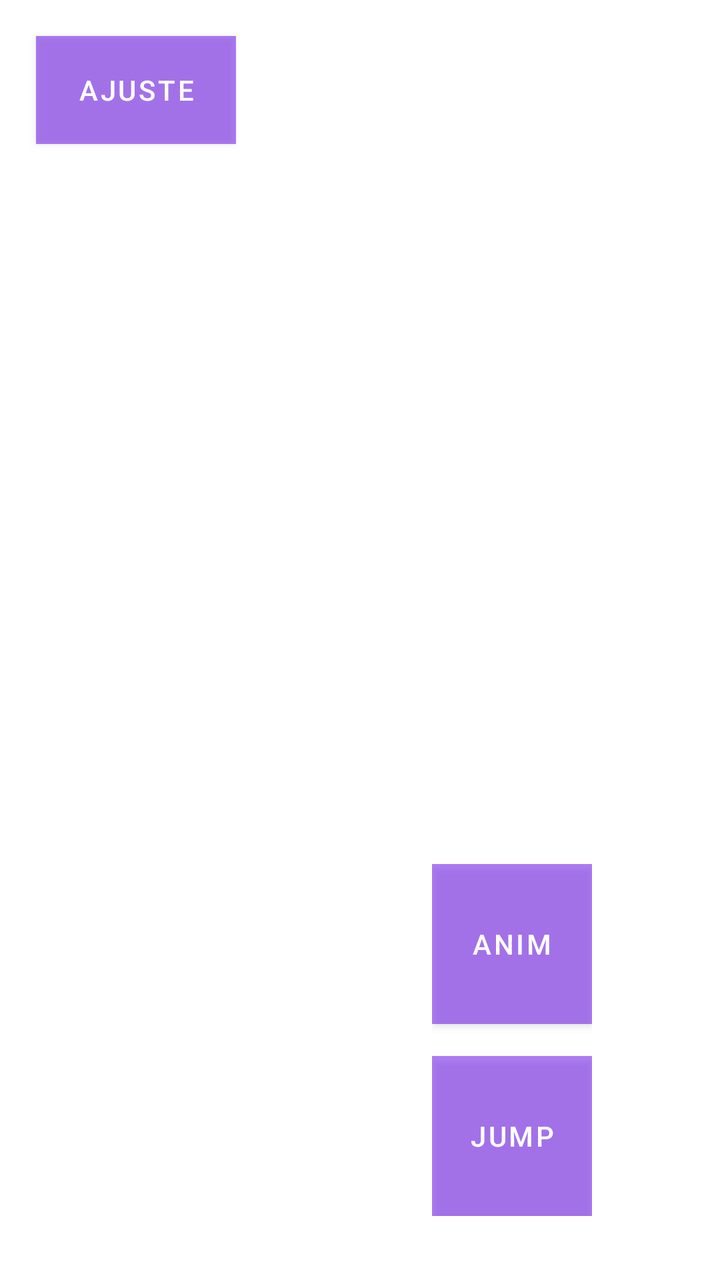
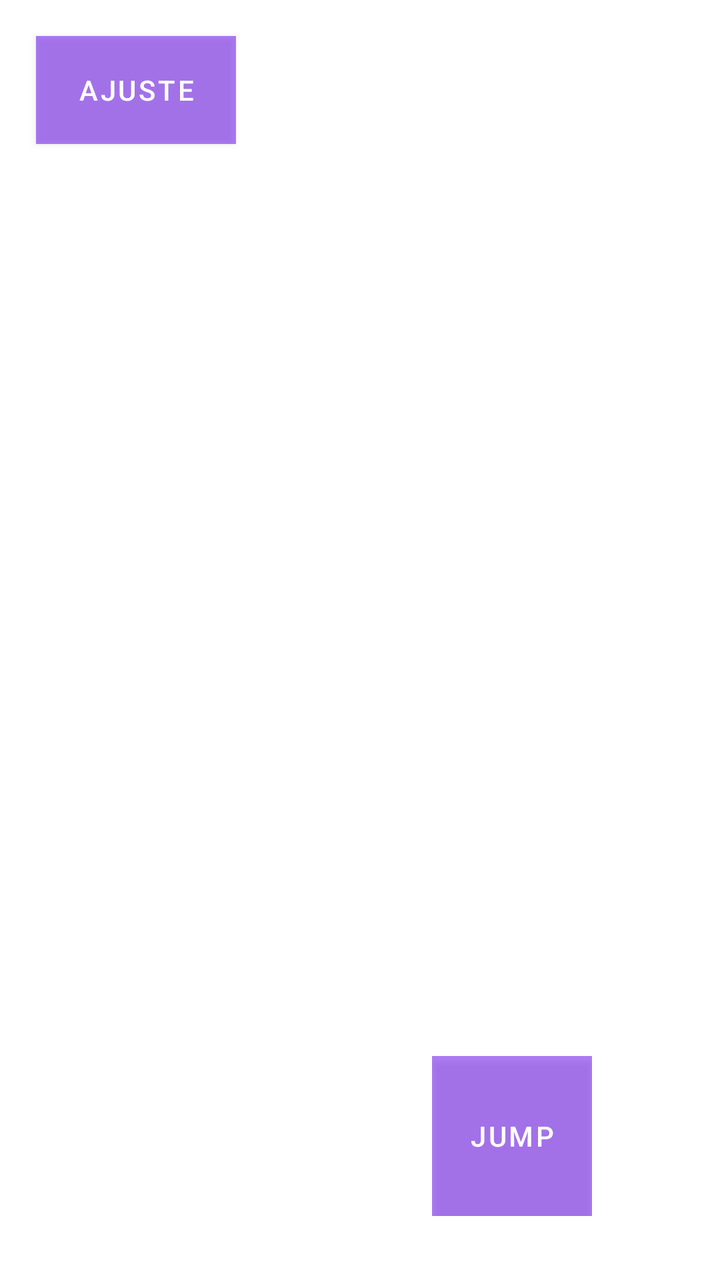

The first picture is an Android layout as it rendered before a commit; the second is the same layout after the commit. The layout source and the unified diff follow.
<!-- AndroidManifest.xml: application theme Theme.Manhunt -->
<!-- res/layout/activity_main.xml -->
<?xml version="1.0" encoding="utf-8"?>
<FrameLayout xmlns:android="http://schemas.android.com/apk/res/android"
    android:id="@+id/main_container"
    android:layout_width="match_parent"
    android:layout_height="match_parent">

    <Button
        android:id="@+id/btn_adjust"
        android:layout_width="100dp"
        android:layout_height="54dp"
        android:layout_gravity="top|start"
        android:layout_marginTop="18dp"
        android:layout_marginStart="18dp"
        android:text="Ajuste"
        android:background="#80000000"
        android:textColor="#FFFFFF" />

    
    <LinearLayout
        android:layout_width="wrap_content"
        android:layout_height="wrap_content"
        android:orientation="vertical"
        android:layout_gravity="bottom|end"
        android:layout_marginBottom="32dp"
        android:layout_marginEnd="64dp">

        <Button
            android:id="@+id/btn_action"
            android:layout_width="80dp"
            android:layout_height="80dp"
            android:text="Anim"
            android:background="#80000000"
            android:textColor="#FFFFFF" />

        <Space android:layout_width="1dp" android:layout_height="16dp" />

        <Button
            android:id="@+id/btn_jump"
            android:layout_width="80dp"
            android:layout_height="80dp"
            android:text="Jump"
            android:background="#80000000"
            android:textColor="#FFFFFF" />
            
    </LinearLayout>

    <LinearLayout
        android:id="@+id/cash_calibration_panel"
        android:layout_width="340dp"
        android:layout_height="wrap_content"
        android:layout_gravity="top|start"
        android:layout_marginTop="78dp"
        android:layout_marginStart="18dp"
        android:orientation="vertical"
        android:padding="12dp"
        android:background="#E6000000"
        android:visibility="gone">

        <TextView
            android:layout_width="wrap_content"
            android:layout_height="wrap_content"
            android:text="AJUSTE CASH"
            android:textColor="#FFFFFF"
            android:textStyle="bold"
            android:textSize="18sp"
            android:paddingBottom="6dp" />

        <TextView android:id="@+id/lbl_pos_x" android:layout_width="wrap_content" android:layout_height="wrap_content" android:textColor="#FFFFFF" android:text="Pos X: +0.00 m" />
        <SeekBar android:id="@+id/seek_pos_x" android:layout_width="match_parent" android:layout_height="wrap_content" android:max="600" android:progress="300" />

        <TextView android:id="@+id/lbl_pos_y" android:layout_width="wrap_content" android:layout_height="wrap_content" android:textColor="#FFFFFF" android:text="Pos Y: +0.00 m" />
        <SeekBar android:id="@+id/seek_pos_y" android:layout_width="match_parent" android:layout_height="wrap_content" android:max="600" android:progress="300" />

        <TextView android:id="@+id/lbl_pos_z" android:layout_width="wrap_content" android:layout_height="wrap_content" android:textColor="#FFFFFF" android:text="Pos Z: +0.00 m" />
        <SeekBar android:id="@+id/seek_pos_z" android:layout_width="match_parent" android:layout_height="wrap_content" android:max="600" android:progress="300" />

        <TextView android:id="@+id/lbl_rot_x" android:layout_width="wrap_content" android:layout_height="wrap_content" android:textColor="#FFFFFF" android:text="Rot X: +0°" />
        <SeekBar android:id="@+id/seek_rot_x" android:layout_width="match_parent" android:layout_height="wrap_content" android:max="360" android:progress="180" />

        <TextView android:id="@+id/lbl_rot_y" android:layout_width="wrap_content" android:layout_height="wrap_content" android:textColor="#FFFFFF" android:text="Rot Y: +0°" />
        <SeekBar android:id="@+id/seek_rot_y" android:layout_width="match_parent" android:layout_height="wrap_content" android:max="360" android:progress="180" />

        <TextView android:id="@+id/lbl_rot_z" android:layout_width="wrap_content" android:layout_height="wrap_content" android:textColor="#FFFFFF" android:text="Rot Z: +0°" />
        <SeekBar android:id="@+id/seek_rot_z" android:layout_width="match_parent" android:layout_height="wrap_content" android:max="360" android:progress="180" />

        <LinearLayout
            android:layout_width="match_parent"
            android:layout_height="wrap_content"
            android:orientation="horizontal">

            <Button
                android:id="@+id/btn_reset_adjust"
                android:layout_width="0dp"
                android:layout_height="48dp"
                android:layout_weight="1"
                android:text="Reset" />

            <Button
                android:id="@+id/btn_copy_adjust"
                android:layout_width="0dp"
                android:layout_height="48dp"
                android:layout_weight="1"
                android:text="Copiar" />
        </LinearLayout>
    </LinearLayout>
</FrameLayout>
<!-- resources referenced by this layout -->
<resources>
  <style name="Theme.Manhunt" parent="Theme.MaterialComponents.DayNight.DarkActionBar">
          
          <item name="colorPrimary">@color/purple_500</item>
          <item name="colorPrimaryVariant">@color/purple_700</item>
          <item name="colorOnPrimary">@color/white</item>
          
          <item name="colorSecondary">@color/teal_200</item>
          <item name="colorSecondaryVariant">@color/teal_700</item>
          <item name="colorOnSecondary">@color/black</item>
          
          <item name="android:statusBarColor">?attr/colorPrimaryVariant</item>
          
      </style>
  <color name="purple_500">#FF6200EE</color>
  <color name="purple_700">#FF3700B3</color>
  <color name="white">#FFFFFFFF</color>
  <color name="teal_200">#FF03DAC5</color>
  <color name="teal_700">#FF018786</color>
  <color name="black">#FF000000</color>
</resources>

<!-- the commit's change to res/layout/activity_main.xml (unified diff, before → after) -->
@@ -23,16 +23,6 @@
         android:layout_gravity="bottom|end"
         android:layout_marginBottom="32dp"
         android:layout_marginEnd="64dp">
-
-        <Button
-            android:id="@+id/btn_action"
-            android:layout_width="80dp"
-            android:layout_height="80dp"
-            android:text="Anim"
-            android:background="#80000000"
-            android:textColor="#FFFFFF" />
-
-        <Space android:layout_width="1dp" android:layout_height="16dp" />
 
         <Button
             android:id="@+id/btn_jump"
@@ -64,6 +54,20 @@
             android:textStyle="bold"
             android:textSize="18sp"
             android:paddingBottom="6dp" />
+
+        <TextView
+            android:id="@+id/lbl_aim_sensitivity"
+            android:layout_width="wrap_content"
+            android:layout_height="wrap_content"
+            android:text="Sensibilidad táctil"
+            android:textColor="#FFFFFF" />
+
+        <SeekBar
+            android:id="@+id/seek_aim_sensitivity"
+            android:layout_width="match_parent"
+            android:layout_height="wrap_content"
+            android:max="30"
+            android:progress="14" />
 
         <TextView android:id="@+id/lbl_pos_x" android:layout_width="wrap_content" android:layout_height="wrap_content" android:textColor="#FFFFFF" android:text="Pos X: +0.00 m" />
         <SeekBar android:id="@+id/seek_pos_x" android:layout_width="match_parent" android:layout_height="wrap_content" android:max="600" android:progress="300" />
